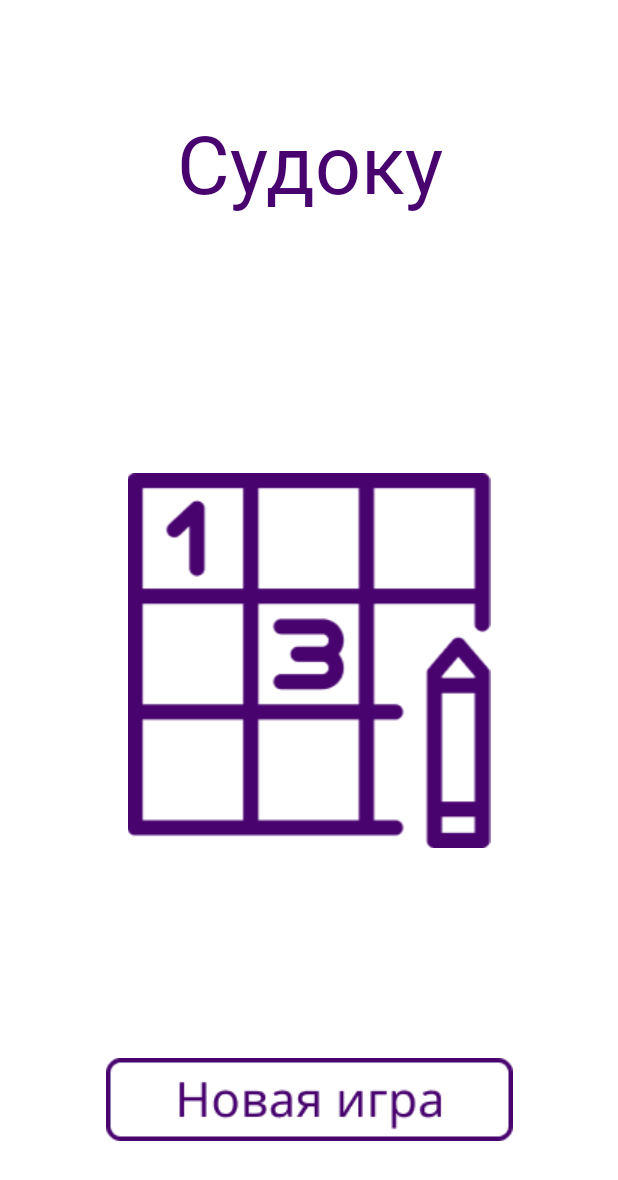
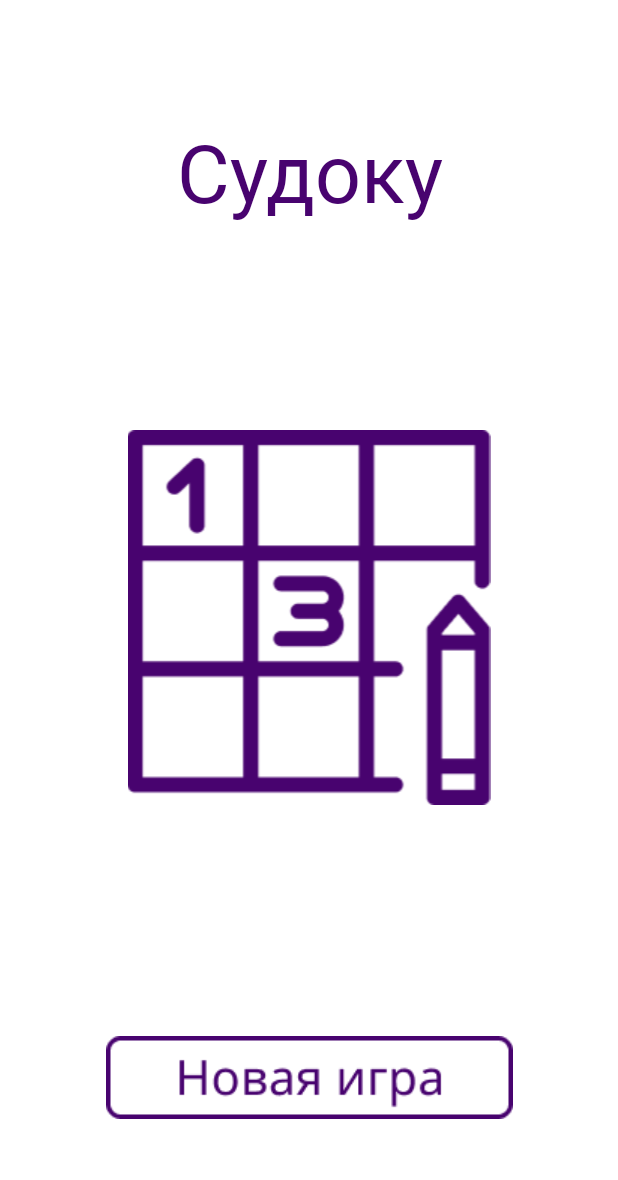
Before and after one commit to elizawetta/sudoku, an Android app: the screen it shows after launch (MainActivity), on a phone screen of 412 x 824 dp. Shown: the top 1180 px of the screen. Run offline under Robolectric (Android 15) with nearby library versions, the phone set to English and light mode, and no system bars.

Commit message:
Swap Lineral layout to Relative Layout

```diff
--- a/app/src/main/res/anim/alpha.xml
+++ b/app/src/main/res/anim/alpha.xml
@@ -3,7 +3,7 @@
     <alpha
         android:fromAlpha="1.0"
         android:toAlpha="0.1"
-        android:duration="500"
+        android:duration="150"
         android:repeatCount="1"
         android:repeatMode="reverse" />
 </set>
--- a/app/src/main/res/layout/activity_main.xml
+++ b/app/src/main/res/layout/activity_main.xml
@@ -7,17 +7,18 @@
     android:background="@color/white"
     tools:context=".MainActivity">
 
-    <LinearLayout
+    <RelativeLayout
         android:layout_width="match_parent"
         android:layout_height="match_parent"
-        android:layout_marginTop="72sp"
         android:orientation="vertical">
 
         <TextView
             android:layout_width="match_parent"
             android:layout_height="wrap_content"
-            android:layout_marginBottom="171sp"
+            android:layout_centerHorizontal="true"
             android:text="Судоку"
+            android:layout_marginTop="78sp"
+            android:layout_alignParentTop="true"
             android:textAlignment="center"
             android:textColor="@color/text"
             android:textSize="54sp"
@@ -28,6 +29,7 @@
             android:layout_width="match_parent"
             android:layout_height="wrap_content"
             android:layout_marginBottom="140sp"
+            android:layout_centerInParent="true"
             app:srcCompat="@drawable/sudoku" />
 
         <ImageButton
@@ -35,8 +37,9 @@
             android:layout_width="match_parent"
             android:layout_height="wrap_content"
             android:background="@color/white"
-            android:layout_gravity="bottom"
+            android:layout_marginBottom="78sp"
+            android:layout_alignParentBottom="true"
             app:srcCompat="@drawable/start" />
 
-    </LinearLayout>
+    </RelativeLayout>
 </androidx.constraintlayout.widget.ConstraintLayout>
```
Also changed, not shown: app/src/main/res/layout/activity_game.xml (+4 -3 lines).
